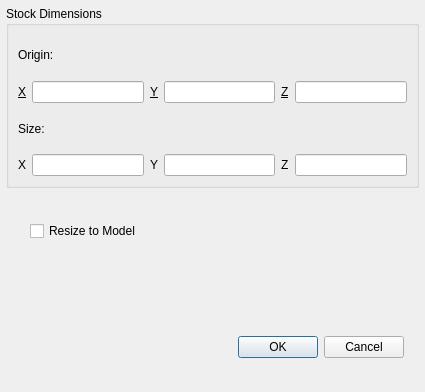
fredrickojackson/CppCAM, file src/Gui/StockModelDialog.ui: the form before one commit.
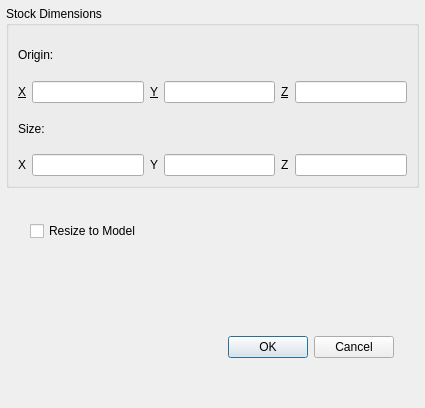
The form after the commit. Icons and pictures are not drawn.

What changed in the file:
```diff
--- a/src/Gui/StockModelDialog.ui
+++ b/src/Gui/StockModelDialog.ui
@@ -10,7 +10,7 @@
     <x>0</x>
     <y>0</y>
     <width>425</width>
-    <height>392</height>
+    <height>408</height>
    </rect>
   </property>
   <property name="windowTitle">
@@ -141,7 +141,7 @@
   <widget class="QDialogButtonBox" name="buttonBox">
    <property name="geometry">
     <rect>
-     <x>230</x>
+     <x>220</x>
      <y>330</y>
      <width>174</width>
      <height>34</height>
```
